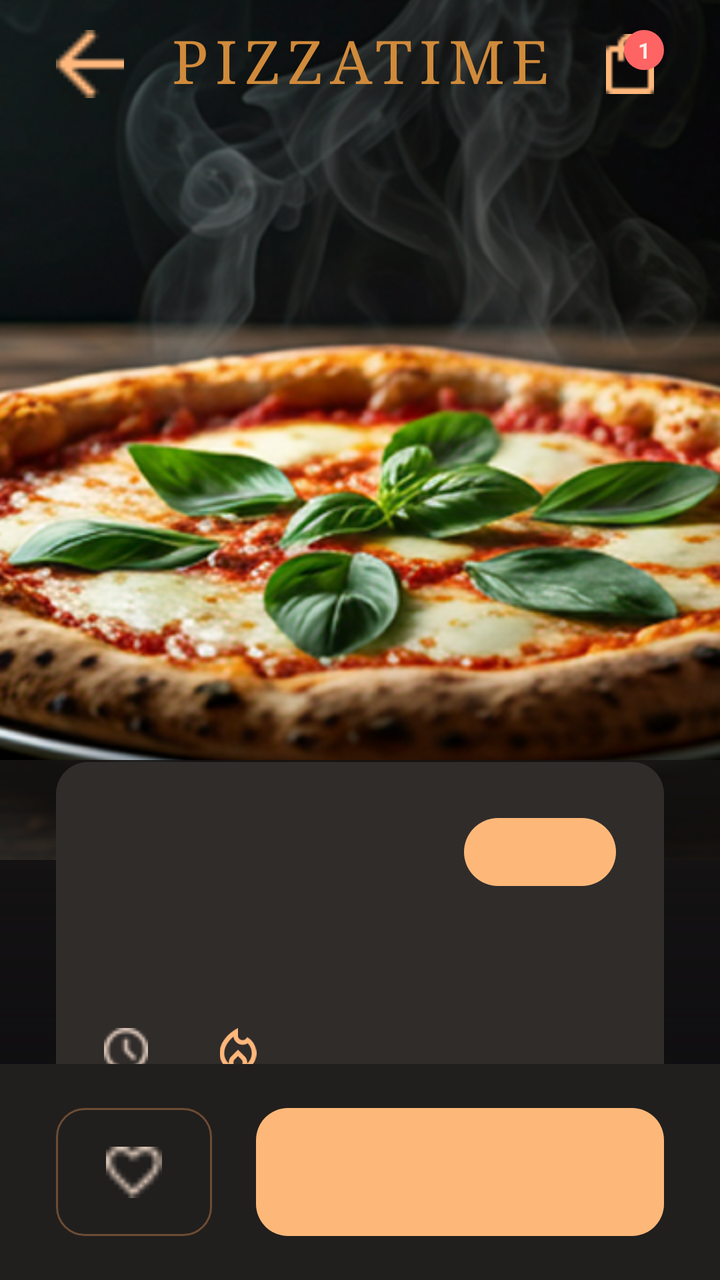
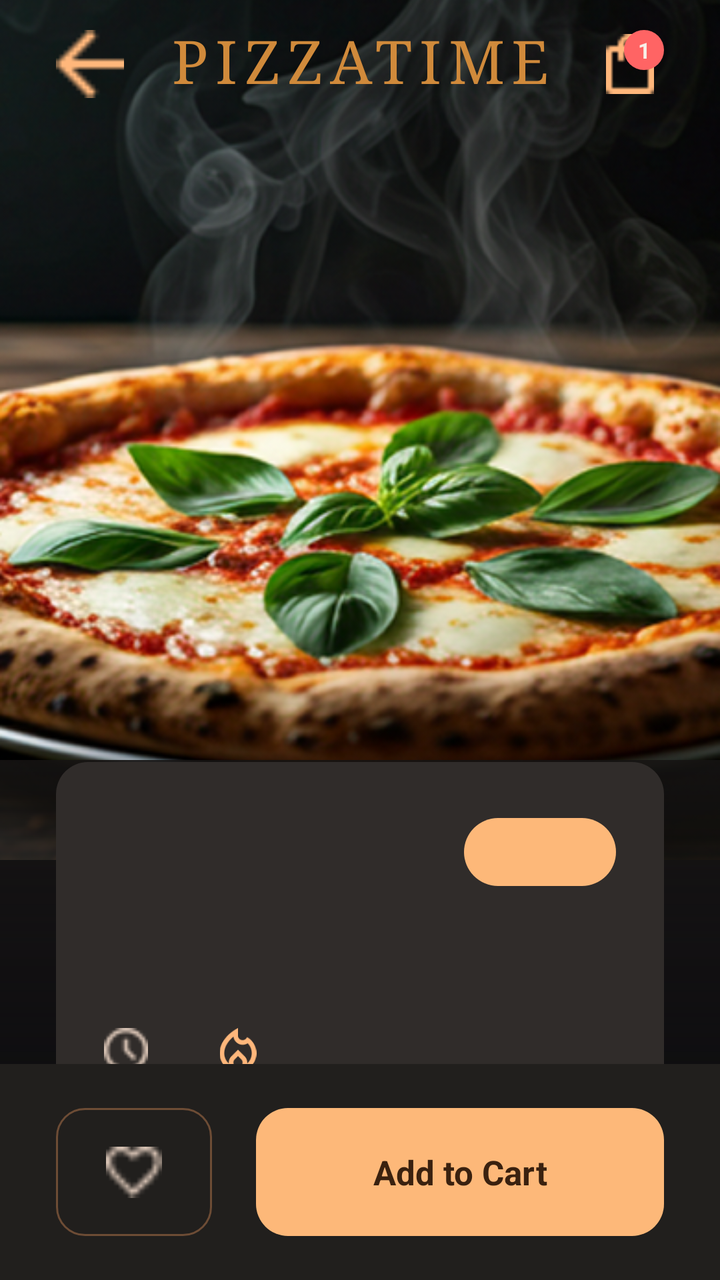

Compare the two renders of this Android layout. The source of the first and the diff that turns it into the second are given below.
<!-- AndroidManifest.xml: application theme Theme.PizzaTime -->
<!-- res/layout/fragment_pizza_detail.xml -->
<?xml version="1.0" encoding="utf-8"?>
<FrameLayout xmlns:android="http://schemas.android.com/apk/res/android"
    android:id="@+id/pizzaDetailRoot"
    android:layout_width="match_parent"
    android:layout_height="match_parent"
    android:background="@drawable/bg_app_dark">

    <ScrollView
        android:id="@+id/detailScroll"
        android:layout_width="match_parent"
        android:layout_height="match_parent"
        android:clipToPadding="false"
        android:overScrollMode="never"
        android:paddingBottom="170dp"
        android:scrollbars="none">

        <LinearLayout
            android:id="@+id/detailContent"
            android:layout_width="match_parent"
            android:layout_height="wrap_content"
            android:orientation="vertical">

            <FrameLayout
                android:id="@+id/heroSection"
                android:layout_width="match_parent"
                android:layout_height="560dp">

                <ImageView
                    android:id="@+id/imgPizzaHero"
                    android:layout_width="match_parent"
                    android:layout_height="430dp"
                    android:contentDescription="@string/menu_open_pizza"
                    android:scaleType="centerCrop"
                    android:src="@drawable/img_welcome_hero" />

                <View
                    android:layout_width="match_parent"
                    android:layout_height="180dp"
                    android:layout_gravity="bottom"
                    android:background="@drawable/bg_image_scrim_bottom" />

                <LinearLayout
                    android:id="@+id/detailTopBar"
                    android:layout_width="match_parent"
                    android:layout_height="64dp"
                    android:gravity="center_vertical"
                    android:orientation="horizontal"
                    android:paddingStart="28dp"
                    android:paddingEnd="28dp">

                    <ImageView
                        android:id="@+id/btnBack"
                        android:layout_width="34dp"
                        android:layout_height="34dp"
                        android:contentDescription="@string/detail_back_content_description"
                        android:src="@drawable/ic_back" />

                    <TextView
                        android:id="@+id/tvDetailBrand"
                        android:layout_width="0dp"
                        android:layout_height="wrap_content"
                        android:layout_weight="1"
                        android:fontFamily="serif"
                        android:gravity="center"
                        android:includeFontPadding="false"
                        android:letterSpacing="0.12"
                        android:text="@string/detail_brand"
                        android:textColor="@color/pt_gold"
                        android:textSize="30sp" />

                    <FrameLayout
                        android:id="@+id/btnCart"
                        android:layout_width="34dp"
                        android:layout_height="34dp"
                        android:clickable="true"
                        android:focusable="true">

                        <ImageView
                            android:layout_width="30dp"
                            android:layout_height="30dp"
                            android:layout_gravity="center"
                            android:contentDescription="@string/detail_cart_content_description"
                            android:src="@drawable/ic_bag" />

                        <TextView
                            android:id="@+id/tvCartBadge"
                            android:layout_width="20dp"
                            android:layout_height="20dp"
                            android:layout_gravity="top|end"
                            android:background="@drawable/bg_badge_red"
                            android:gravity="center"
                            android:text="1"
                            android:textColor="@color/pt_text_primary"
                            android:textSize="11sp"
                            android:textStyle="bold" />

                    </FrameLayout>

                </LinearLayout>

                <LinearLayout
                    android:id="@+id/infoCard"
                    android:layout_width="match_parent"
                    android:layout_height="wrap_content"
                    android:layout_gravity="bottom"
                    android:layout_marginStart="28dp"
                    android:layout_marginEnd="28dp"
                    android:background="@drawable/bg_detail_info_card"
                    android:orientation="vertical"
                    android:padding="24dp">

                    <LinearLayout
                        android:layout_width="match_parent"
                        android:layout_height="wrap_content"
                        android:gravity="center_vertical"
                        android:orientation="horizontal">

                        <TextView
                            android:id="@+id/tvPizzaName"
                            android:layout_width="0dp"
                            android:layout_height="wrap_content"
                            android:layout_weight="1"
                            android:fontFamily="serif"
                            android:includeFontPadding="false"
                            android:textColor="@color/pt_text_primary"
                            android:textSize="36sp" />

                        <TextView
                            android:id="@+id/tvRating"
                            android:layout_width="76dp"
                            android:layout_height="34dp"
                            android:background="@drawable/bg_rating_pill"
                            android:gravity="center"
                            android:textColor="@color/pt_text_dark"
                            android:textSize="14sp"
                            android:textStyle="bold" />

                    </LinearLayout>

                    <TextView
                        android:id="@+id/tvPizzaDescription"
                        android:layout_width="match_parent"
                        android:layout_height="wrap_content"
                        android:layout_marginTop="18dp"
                        android:lineSpacingExtra="8dp"
                        android:textColor="@color/pt_text_secondary"
                        android:textSize="20sp" />

                    <LinearLayout
                        android:layout_width="match_parent"
                        android:layout_height="wrap_content"
                        android:layout_marginTop="22dp"
                        android:gravity="center_vertical"
                        android:orientation="horizontal">

                        <ImageView
                            android:layout_width="22dp"
                            android:layout_height="22dp"
                            android:contentDescription="@string/detail_info_time"
                            android:src="@drawable/ic_clock" />

                        <TextView
                            android:id="@+id/tvTime"
                            android:layout_width="wrap_content"
                            android:layout_height="wrap_content"
                            android:layout_marginStart="6dp"
                            android:textColor="@color/pt_text_secondary"
                            android:textSize="15sp"
                            android:textStyle="bold" />

                        <ImageView
                            android:layout_width="22dp"
                            android:layout_height="22dp"
                            android:layout_marginStart="28dp"
                            android:contentDescription="@string/detail_info_kcal"
                            android:src="@drawable/ic_fire" />

                        <TextView
                            android:id="@+id/tvKcal"
                            android:layout_width="wrap_content"
                            android:layout_height="wrap_content"
                            android:layout_marginStart="6dp"
                            android:textColor="@color/pt_text_secondary"
                            android:textSize="15sp"
                            android:textStyle="bold" />

                    </LinearLayout>

                </LinearLayout>

            </FrameLayout>

            <LinearLayout
                android:id="@+id/optionsSection"
                android:layout_width="match_parent"
                android:layout_height="wrap_content"
                android:orientation="vertical"
                android:paddingStart="28dp"
                android:paddingEnd="28dp"
                android:paddingBottom="40dp">

                <TextView
                    android:layout_width="match_parent"
                    android:layout_height="wrap_content"
                    android:fontFamily="sans-serif-black"
                    android:text="@string/detail_select_size"
                    android:textColor="@color/pt_text_primary"
                    android:textSize="24sp"
                    android:textStyle="bold" />

                <LinearLayout
                    android:id="@+id/sizeRow"
                    android:layout_width="match_parent"
                    android:layout_height="114dp"
                    android:layout_marginTop="22dp"
                    android:orientation="horizontal">

                    <TextView
                        android:id="@+id/btnSizeSmall"
                        android:layout_width="0dp"
                        android:layout_height="match_parent"
                        android:layout_weight="1"
                        android:background="@drawable/bg_size_option_unselected"
                        android:gravity="center"
                        android:text="@string/detail_size_small"
                        android:textColor="@color/pt_text_primary"
                        android:textSize="15sp"
                        android:textStyle="bold" />

                    <TextView
                        android:id="@+id/btnSizeMedium"
                        android:layout_width="0dp"
                        android:layout_height="match_parent"
                        android:layout_marginStart="18dp"
                        android:layout_marginEnd="18dp"
                        android:layout_weight="1"
                        android:background="@drawable/bg_size_option_selected"
                        android:gravity="center"
                        android:text="@string/detail_size_medium"
                        android:textColor="@color/pt_text_dark"
                        android:textSize="15sp"
                        android:textStyle="bold" />

                    <TextView
                        android:id="@+id/btnSizeLarge"
                        android:layout_width="0dp"
                        android:layout_height="match_parent"
                        android:layout_weight="1"
                        android:background="@drawable/bg_size_option_unselected"
                        android:gravity="center"
                        android:text="@string/detail_size_large"
                        android:textColor="@color/pt_text_primary"
                        android:textSize="15sp"
                        android:textStyle="bold" />

                </LinearLayout>

                <TextView
                    android:layout_width="match_parent"
                    android:layout_height="wrap_content"
                    android:layout_marginTop="42dp"
                    android:fontFamily="sans-serif-black"
                    android:text="@string/detail_crust_style"
                    android:textColor="@color/pt_text_primary"
                    android:textSize="24sp"
                    android:textStyle="bold" />

                <LinearLayout
                    android:id="@+id/crustRow"
                    android:layout_width="match_parent"
                    android:layout_height="58dp"
                    android:layout_marginTop="22dp"
                    android:orientation="horizontal">

                    <TextView
                        android:id="@+id/btnCrustClassic"
                        android:layout_width="0dp"
                        android:layout_height="match_parent"
                        android:layout_weight="1"
                        android:background="@drawable/bg_crust_unselected"
                        android:gravity="center"
                        android:text="@string/detail_crust_classic"
                        android:textColor="@color/pt_text_primary"
                        android:textSize="16sp"
                        android:textStyle="bold" />

                    <TextView
                        android:id="@+id/btnCrustThin"
                        android:layout_width="0dp"
                        android:layout_height="match_parent"
                        android:layout_marginStart="12dp"
                        android:layout_marginEnd="12dp"
                        android:layout_weight="1.35"
                        android:background="@drawable/bg_crust_selected"
                        android:gravity="center"
                        android:text="@string/detail_crust_thin_charcoal"
                        android:textColor="@color/pt_text_dark"
                        android:textSize="16sp"
                        android:textStyle="bold" />

                    <TextView
                        android:id="@+id/btnCrustThick"
                        android:layout_width="0dp"
                        android:layout_height="match_parent"
                        android:layout_weight="1"
                        android:background="@drawable/bg_crust_unselected"
                        android:gravity="center"
                        android:text="@string/detail_crust_thick_pan"
                        android:textColor="@color/pt_text_primary"
                        android:textSize="16sp"
                        android:textStyle="bold" />

                </LinearLayout>

                <LinearLayout
                    android:id="@+id/toppingHeader"
                    android:layout_width="match_parent"
                    android:layout_height="wrap_content"
                    android:layout_marginTop="48dp"
                    android:gravity="center_vertical"
                    android:orientation="horizontal">

                    <TextView
                        android:layout_width="0dp"
                        android:layout_height="wrap_content"
                        android:layout_weight="1"
                        android:fontFamily="sans-serif-black"
                        android:text="@string/detail_extra_toppings"
                        android:textColor="@color/pt_text_primary"
                        android:textSize="24sp"
                        android:textStyle="bold" />

                    <TextView
                        android:id="@+id/btnCustomizeToppings"
                        android:layout_width="wrap_content"
                        android:layout_height="wrap_content"
                        android:letterSpacing="0.10"
                        android:text="@string/detail_customize"
                        android:textColor="@color/pt_gold"
                        android:textSize="14sp"
                        android:textStyle="bold" />

                </LinearLayout>

                <GridLayout
                    android:id="@+id/toppingContainer"
                    android:layout_width="match_parent"
                    android:layout_height="wrap_content"
                    android:layout_marginTop="22dp"
                    android:columnCount="2" />

                <LinearLayout
                    android:id="@+id/quantityRow"
                    android:layout_width="match_parent"
                    android:layout_height="76dp"
                    android:layout_marginTop="54dp"
                    android:gravity="center_vertical"
                    android:orientation="horizontal">

                    <TextView
                        android:id="@+id/tvQuantityTitle"
                        android:layout_width="0dp"
                        android:layout_height="wrap_content"
                        android:layout_weight="1"
                        android:fontFamily="sans-serif-black"
                        android:text="@string/detail_quantity"
                        android:textColor="@color/pt_text_primary"
                        android:textSize="26sp"
                        android:textStyle="bold" />

                    <LinearLayout
                        android:id="@+id/quantityControl"
                        android:layout_width="236dp"
                        android:layout_height="64dp"
                        android:background="@drawable/bg_quantity_pill"
                        android:gravity="center"
                        android:orientation="horizontal">

                        <TextView
                            android:id="@+id/btnMinus"
                            android:layout_width="0dp"
                            android:layout_height="match_parent"
                            android:layout_weight="1"
                            android:clickable="true"
                            android:focusable="true"
                            android:gravity="center"
                            android:text="−"
                            android:textColor="@color/pt_text_primary"
                            android:textSize="28sp" />

                        <TextView
                            android:id="@+id/tvQuantity"
                            android:layout_width="0dp"
                            android:layout_height="match_parent"
                            android:layout_weight="1"
                            android:gravity="center"
                            android:text="1"
                            android:textColor="@color/pt_text_primary"
                            android:textSize="28sp" />

                        <TextView
                            android:id="@+id/btnPlus"
                            android:layout_width="0dp"
                            android:layout_height="match_parent"
                            android:layout_weight="1"
                            android:clickable="true"
                            android:focusable="true"
                            android:gravity="center"
                            android:text="+"
                            android:textColor="@color/pt_text_primary"
                            android:textSize="28sp" />

                    </LinearLayout>

                </LinearLayout>

            </LinearLayout>

        </LinearLayout>

    </ScrollView>

    <LinearLayout
        android:id="@+id/detailBottomBar"
        android:layout_width="match_parent"
        android:layout_height="108dp"
        android:layout_gravity="bottom"
        android:background="@drawable/bg_detail_bottom_bar"
        android:gravity="center_vertical"
        android:orientation="horizontal"
        android:paddingStart="28dp"
        android:paddingEnd="28dp">

        <FrameLayout
            android:id="@+id/btnFavorite"
            android:layout_width="78dp"
            android:layout_height="64dp"
            android:background="@drawable/bg_button_outline_gold"
            android:clickable="true"
            android:contentDescription="@string/detail_favorite_content_description"
            android:focusable="true">

            <ImageView
                android:id="@+id/imgFavorite"
                android:layout_width="28dp"
                android:layout_height="28dp"
                android:layout_gravity="center"
                android:contentDescription="@string/detail_favorite_content_description"
                android:src="@drawable/ic_empty_heart" />

        </FrameLayout>

        <TextView
            android:id="@+id/btnAddToCart"
            android:layout_width="0dp"
            android:layout_height="64dp"
            android:layout_marginStart="22dp"
            android:layout_weight="1"
            android:background="@drawable/bg_button_primary_light"
            android:gravity="center"
            android:textColor="@color/pt_text_dark"
            android:textSize="17sp"
            android:textStyle="bold" />

    </LinearLayout>

</FrameLayout>
<!-- resources referenced by this layout -->
<resources>
  <color name="pt_gold">#D08A3B</color>
  <color name="pt_text_dark">#3A210F</color>
  <color name="pt_text_primary">#F8EFE8</color>
  <color name="pt_text_secondary">#CDBFB4</color>
  <!-- drawable bg_badge_red (drawable) -->
  ﻿<shape xmlns:android="http://schemas.android.com/apk/res/android"
      android:shape="oval">
      <solid android:color="#FF6464" />
  </shape>
  <!-- drawable bg_button_outline_gold (drawable) -->
  ﻿<shape xmlns:android="http://schemas.android.com/apk/res/android">
      <corners android:radius="14dp" />
      <solid android:color="#00151312" />
      <stroke
          android:width="1dp"
          android:color="#6D4C35" />
  </shape>
  <!-- drawable bg_button_primary_light (drawable) -->
  ﻿<shape xmlns:android="http://schemas.android.com/apk/res/android">
      <corners android:radius="16dp" />
      <solid android:color="#FDB879" />
  </shape>
  <!-- drawable bg_crust_selected (drawable) -->
  ﻿<shape xmlns:android="http://schemas.android.com/apk/res/android">
      <corners android:radius="999dp" />
      <solid android:color="#FDB879" />
  </shape>
  <!-- drawable bg_crust_unselected (drawable) -->
  ﻿<shape xmlns:android="http://schemas.android.com/apk/res/android">
      <corners android:radius="999dp" />
      <solid android:color="#00151312" />
      <stroke
          android:width="1dp"
          android:color="#6A4E39" />
  </shape>
  <!-- drawable bg_detail_bottom_bar (drawable) -->
  ﻿<shape xmlns:android="http://schemas.android.com/apk/res/android">
      <solid android:color="#211F1D" />
  </shape>
  <!-- drawable bg_detail_info_card (drawable) -->
  ﻿<shape xmlns:android="http://schemas.android.com/apk/res/android">
      <corners android:radius="16dp" />
      <solid android:color="#302C2A" />
  </shape>
  <!-- drawable bg_quantity_pill (drawable) -->
  ﻿<shape xmlns:android="http://schemas.android.com/apk/res/android">
      <corners android:radius="999dp" />
      <solid android:color="#3A3532" />
  </shape>
  <!-- drawable bg_rating_pill (drawable) -->
  ﻿<shape xmlns:android="http://schemas.android.com/apk/res/android">
      <corners android:radius="999dp" />
      <solid android:color="#FDB879" />
  </shape>
  <!-- drawable bg_size_option_selected (drawable) -->
  ﻿<shape xmlns:android="http://schemas.android.com/apk/res/android">
      <corners android:radius="12dp" />
      <solid android:color="#FDB879" />
      <stroke
          android:width="1dp"
          android:color="#FDB879" />
  </shape>
  <!-- drawable bg_size_option_unselected (drawable) -->
  ﻿<shape xmlns:android="http://schemas.android.com/apk/res/android">
      <corners android:radius="12dp" />
      <solid android:color="#00151312" />
      <stroke
          android:width="1dp"
          android:color="#6A4E39" />
  </shape>
  <string name="detail_back_content_description">Back</string>
  <string name="detail_brand">PIZZATIME</string>
  <string name="detail_cart_content_description">Cart</string>
  <string name="detail_crust_classic">Classic</string>
  <string name="detail_crust_style">Crust Style</string>
  <string name="detail_crust_thick_pan">Thick Pan</string>
  <string name="detail_crust_thin_charcoal">Thin Charcoal</string>
  <string name="detail_customize">CUSTOMIZE</string>
  <string name="detail_extra_toppings">Extra Toppings</string>
  <string name="detail_favorite_content_description">Favorite</string>
  <string name="detail_info_kcal">840 KCAL</string>
  <string name="detail_info_time">25-30 MIN</string>
  <string name="detail_quantity">Quantity</string>
  <string name="detail_select_size">Select Size</string>
  <string name="detail_size_large">LARGE</string>
  <string name="detail_size_medium">MEDIUM</string>
  <string name="detail_size_small">SMALL</string>
  <string name="menu_open_pizza">Open pizza detail</string>
  <color name="pt_black">#0B0B0D</color>
  <color name="pt_dark">#121014</color>
  <color name="white">#FFFFFFFF</color>
  <color name="black">#FF000000</color>
  <!-- unchanged entries left out for length: 9 -->
</resources>

<!-- the commit's change to res/layout/fragment_pizza_detail.xml (unified diff, before → after) -->
@@ -415,6 +415,10 @@
                 </LinearLayout>
 
             </LinearLayout>
+            <View
+                android:layout_width="match_parent"
+                android:layout_height="90dp" />
+
 
         </LinearLayout>
 
@@ -460,7 +464,8 @@
             android:gravity="center"
             android:textColor="@color/pt_text_dark"
             android:textSize="17sp"
-            android:textStyle="bold" />
+            android:textStyle="bold"
+            android:text="@string/detail_add_to_cart" />
 
     </LinearLayout>
 
<!-- resource entries referenced after the edit -->
@@ -70,6 +70,7 @@
           android:width="1dp"
           android:color="#6A4E39" />
   </shape>
+  <string name="detail_add_to_cart">Add to Cart</string>
   <string name="detail_back_content_description">Back</string>
   <string name="detail_brand">PIZZATIME</string>
   <string name="detail_cart_content_description">Cart</string>
